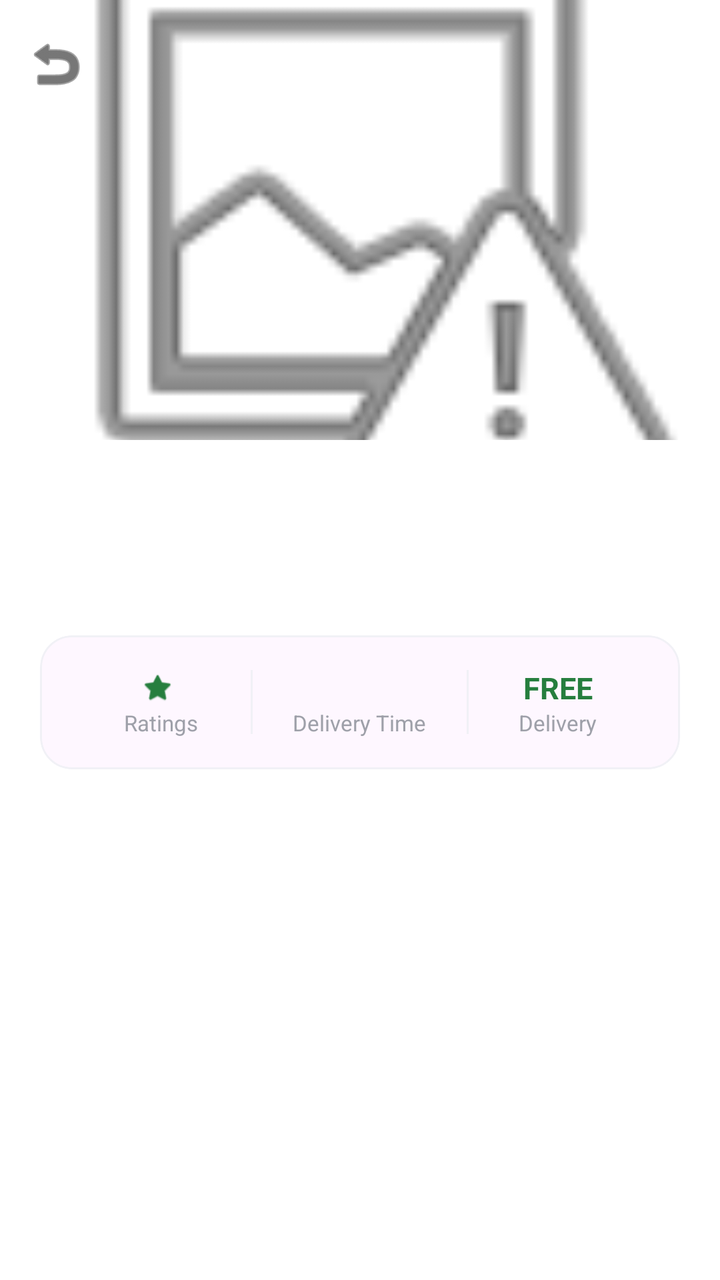
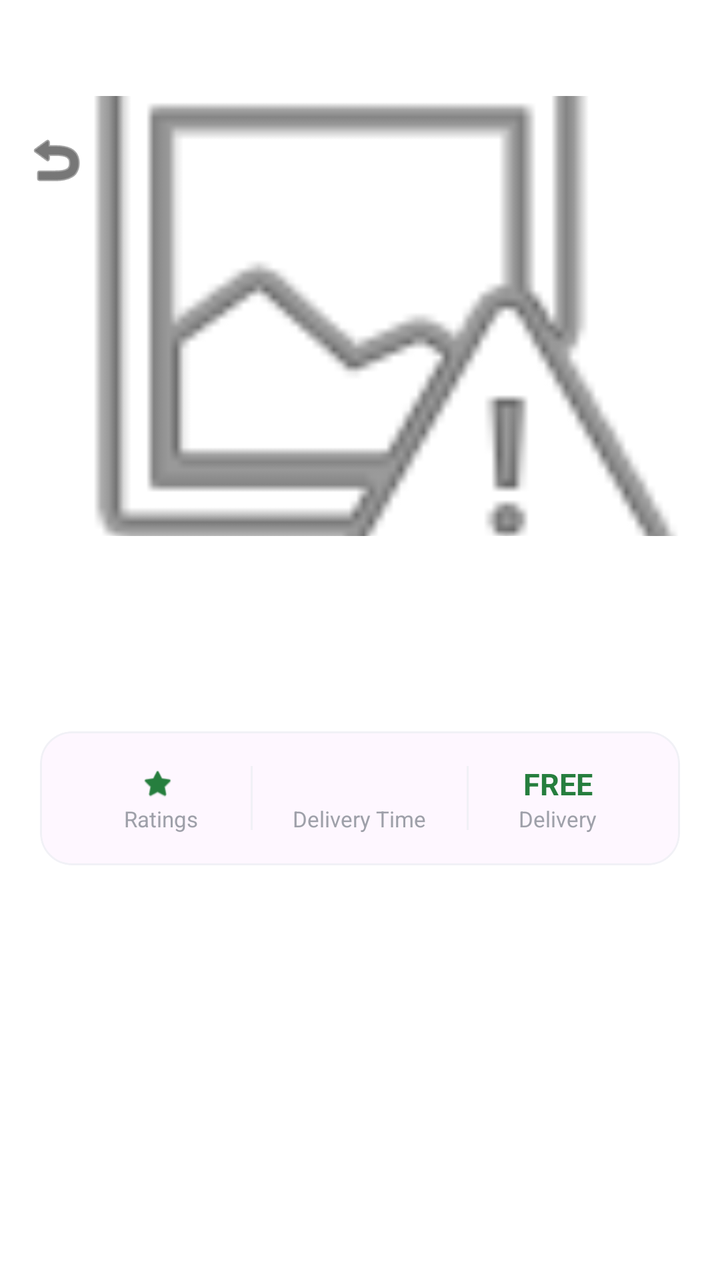

Compare the two renders of this Android layout. The source of the first and the diff that turns it into the second are given below.
<!-- AndroidManifest.xml: application theme AppTheme.NoActionBar -->
<!-- res/layout/activity_restaurant_detail.xml -->
<?xml version="1.0" encoding="utf-8"?>
<androidx.coordinatorlayout.widget.CoordinatorLayout xmlns:android="http://schemas.android.com/apk/res/android"
    xmlns:app="http://schemas.android.com/apk/res-auto"
    android:layout_width="match_parent"
    android:layout_height="match_parent"
    android:background="@color/white">

    <com.google.android.material.appbar.AppBarLayout
        android:id="@+id/appBar"
        android:layout_width="match_parent"
        android:layout_height="wrap_content"
        android:background="@color/white"
        app:elevation="0dp">

        <com.google.android.material.appbar.CollapsingToolbarLayout
            android:layout_width="match_parent"
            android:layout_height="wrap_content"
            app:layout_scrollFlags="scroll|exitUntilCollapsed">

            <LinearLayout
                android:layout_width="match_parent"
                android:layout_height="wrap_content"
                android:orientation="vertical">

                <ImageView
                    android:id="@+id/ivDetailImage"
                    android:layout_width="match_parent"
                    android:layout_height="220dp"
                    android:scaleType="centerCrop"
                    android:src="@android:drawable/ic_menu_report_image" />

                <LinearLayout
                    android:layout_width="match_parent"
                    android:layout_height="wrap_content"
                    android:orientation="vertical"
                    android:paddingHorizontal="20dp"
                    android:paddingVertical="16dp">

                    <TextView
                        android:id="@+id/tvDetailName"
                        android:layout_width="wrap_content"
                        android:layout_height="wrap_content"
                        android:textColor="@color/text_black"
                        android:textSize="28sp"
                        android:textStyle="bold"
                        android:letterSpacing="-0.03" />

                    <TextView
                        android:id="@+id/tvDetailCuisine"
                        android:layout_width="wrap_content"
                        android:layout_height="wrap_content"
                        android:layout_marginTop="4dp"
                        android:textColor="@color/text_grey_medium"
                        android:textSize="15sp" />

                    <com.google.android.material.card.MaterialCardView
                        android:layout_width="match_parent"
                        android:layout_height="wrap_content"
                        android:layout_marginTop="20dp"
                        app:cardCornerRadius="16dp"
                        app:cardElevation="0dp"
                        app:strokeColor="@color/divider"
                        app:strokeWidth="1dp">

                        <LinearLayout
                            android:layout_width="match_parent"
                            android:layout_height="wrap_content"
                            android:gravity="center_vertical"
                            android:orientation="horizontal"
                            android:padding="16dp">

                            <LinearLayout
                                android:layout_width="0dp"
                                android:layout_height="wrap_content"
                                android:layout_weight="1"
                                android:gravity="center"
                                android:orientation="vertical">

                                <LinearLayout
                                    android:layout_width="wrap_content"
                                    android:layout_height="wrap_content"
                                    android:gravity="center_vertical"
                                    android:orientation="horizontal">

                                    <ImageView
                                        android:layout_width="16dp"
                                        android:layout_height="16dp"
                                        android:src="@android:drawable/btn_star_big_on"
                                        app:tint="@color/rating_green" />

                                    <TextView
                                        android:id="@+id/tvDetailRating"
                                        android:layout_width="wrap_content"
                                        android:layout_height="wrap_content"
                                        android:layout_marginStart="4dp"
                                        android:textColor="@color/text_black"
                                        android:textSize="15sp"
                                        android:textStyle="bold" />
                                </LinearLayout>

                                <TextView
                                    android:layout_width="wrap_content"
                                    android:layout_height="wrap_content"
                                    android:text="Ratings"
                                    android:textColor="@color/text_grey_light"
                                    android:textSize="11sp" />
                            </LinearLayout>

                            <View
                                android:layout_width="1dp"
                                android:layout_height="32dp"
                                android:background="@color/divider" />

                            <LinearLayout
                                android:layout_width="0dp"
                                android:layout_height="wrap_content"
                                android:layout_weight="1.2"
                                android:gravity="center"
                                android:orientation="vertical">

                                <TextView
                                    android:id="@+id/tvDetailTime"
                                    android:layout_width="wrap_content"
                                    android:layout_height="wrap_content"
                                    android:textColor="@color/text_black"
                                    android:textSize="15sp"
                                    android:textStyle="bold" />

                                <TextView
                                    android:layout_width="wrap_content"
                                    android:layout_height="wrap_content"
                                    android:text="Delivery Time"
                                    android:textColor="@color/text_grey_light"
                                    android:textSize="11sp" />
                            </LinearLayout>

                            <View
                                android:layout_width="1dp"
                                android:layout_height="32dp"
                                android:background="@color/divider" />

                            <LinearLayout
                                android:layout_width="0dp"
                                android:layout_height="wrap_content"
                                android:layout_weight="1"
                                android:gravity="center"
                                android:orientation="vertical">

                                <TextView
                                    android:layout_width="wrap_content"
                                    android:layout_height="wrap_content"
                                    android:text="FREE"
                                    android:textColor="@color/rating_green"
                                    android:textSize="15sp"
                                    android:textStyle="bold" />

                                <TextView
                                    android:layout_width="wrap_content"
                                    android:layout_height="wrap_content"
                                    android:text="Delivery"
                                    android:textColor="@color/text_grey_light"
                                    android:textSize="11sp" />
                            </LinearLayout>
                        </LinearLayout>

                    </com.google.android.material.card.MaterialCardView>
                </LinearLayout>
            </LinearLayout>

            <com.google.android.material.appbar.MaterialToolbar
                android:id="@+id/toolbar"
                android:layout_width="match_parent"
                android:layout_height="?attr/actionBarSize"
                app:layout_collapseMode="pin"
                app:navigationIcon="@android:drawable/ic_menu_revert"
                app:navigationIconTint="@color/text_black"
                app:titleTextColor="@color/text_black" />

        </com.google.android.material.appbar.CollapsingToolbarLayout>

    </com.google.android.material.appbar.AppBarLayout>

    <androidx.recyclerview.widget.RecyclerView
        android:id="@+id/rvMenu"
        android:layout_width="match_parent"
        android:layout_height="match_parent"
        android:clipToPadding="false"
        android:paddingBottom="100dp"
        app:layout_behavior="@string/appbar_scrolling_view_behavior" />

    <com.google.android.material.card.MaterialCardView
        android:id="@+id/viewCartBar"
        android:layout_width="match_parent"
        android:layout_height="64dp"
        android:layout_gravity="bottom"
        android:layout_margin="16dp"
        android:visibility="gone"
        app:cardBackgroundColor="@color/primary_red"
        app:cardCornerRadius="14dp"
        app:cardElevation="8dp"
        app:strokeWidth="0dp">

        <RelativeLayout
            android:layout_width="match_parent"
            android:layout_height="match_parent"
            android:paddingHorizontal="16dp">

            <TextView
                android:id="@+id/cartSummaryText"
                android:layout_width="wrap_content"
                android:layout_height="wrap_content"
                android:layout_centerVertical="true"
                android:text="2 items | ₹450"
                android:textColor="@color/white"
                android:textSize="15sp"
                android:textStyle="bold" />

            <LinearLayout
                android:layout_width="wrap_content"
                android:layout_height="wrap_content"
                android:layout_alignParentEnd="true"
                android:layout_centerVertical="true"
                android:gravity="center_vertical"
                android:orientation="horizontal">

                <TextView
                    android:layout_width="wrap_content"
                    android:layout_height="wrap_content"
                    android:text="View Cart"
                    android:textColor="@color/white"
                    android:textSize="15sp"
                    android:textStyle="bold" />

                <ImageView
                    android:layout_width="18dp"
                    android:layout_height="18dp"
                    android:layout_marginStart="6dp"
                    android:src="@android:drawable/ic_media_play"
                    app:tint="@color/white" />
            </LinearLayout>

        </RelativeLayout>

    </com.google.android.material.card.MaterialCardView>

</androidx.coordinatorlayout.widget.CoordinatorLayout>
<!-- resources referenced by this layout -->
<resources>
  <color name="divider">#F1F1F6</color>
  <color name="primary_red">#E23744</color>
  <color name="rating_green">#267E3E</color>
  <color name="text_black">#1C1C1C</color>
  <color name="text_grey_light">#9EA0A9</color>
  <color name="text_grey_medium">#686B78</color>
  <color name="white">#FFFFFFFF</color>
  <style name="AppTheme.NoActionBar" parent="Theme.Material3.Light.NoActionBar">
          <item name="colorPrimary">@color/primary_red</item>
          <item name="colorPrimaryDark">@color/primary_red_dark</item>
          <item name="colorAccent">@color/primary_red</item>
          <item name="android:windowBackground">@color/bg_light_grey</item>
          <item name="android:statusBarColor">@color/white</item>
          <item name="android:windowLightStatusBar">true</item>
      </style>
  <color name="primary_red_dark">#C12733</color>
  <color name="bg_light_grey">#F4F4F4</color>
</resources>

<!-- the commit's change to res/layout/activity_restaurant_detail.xml (unified diff, before → after) -->
@@ -10,6 +10,7 @@
         android:layout_width="match_parent"
         android:layout_height="wrap_content"
         android:background="@color/white"
+        android:paddingTop="48dp"
         app:elevation="0dp">
 
         <com.google.android.material.appbar.CollapsingToolbarLayout
